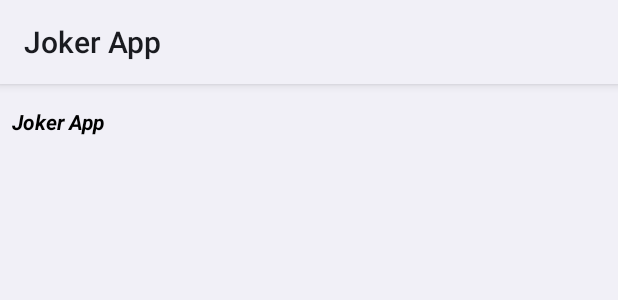
After one commit to derleymad/joker-app, an Android app: the layout item_category.xml on its own in the app's theme, with its tools: preview values and no code run, on a phone screen of 412 x 824 dp. The commit adds this screen. Shown: the top 300 px of the screen. Run offline under Robolectric (Android 15) with nearby library versions, the phone set to English and light mode, and no system bars.

Commit message:
adding group to recycler view

```diff
--- a/app/build.gradle
+++ b/app/build.gradle
@@ -51,6 +51,9 @@ dependencies {
     implementation("androidx.navigation:navigation-ui-ktx:$nav_version")
 
     //SPLASHSCREEN
-    implementation 'androidx.core:core-splashscreen:1.0.0-beta02'
+    implementation 'androidx.core:core-splashscreen:1.0.0'
+
+    //groupie
+    implementation "com.github.lisawray.groupie:groupie:2.9.0"
 
 }
--- /dev/null
+++ b/app/src/main/java/com/github/derleymad/jokerapp/model/Category.kt
@@ -0,0 +1,6 @@
+package com.github.derleymad.jokerapp.model
+
+data class Category (
+    val name: String,
+    val bgColor: Long
+    )
--- /dev/null
+++ b/app/src/main/res/layout/item_category.xml
@@ -0,0 +1,19 @@
+<?xml version="1.0" encoding="utf-8"?>
+<LinearLayout xmlns:android="http://schemas.android.com/apk/res/android"
+    xmlns:tools="http://schemas.android.com/tools"
+    android:id="@+id/container_category"
+    android:orientation="vertical"
+    android:gravity="center"
+    android:layout_width="match_parent"
+    android:layout_height="50dp">
+
+    <TextView
+        android:id="@+id/txt_category"
+        tools:text="@string/app_name"
+        android:layout_marginHorizontal="8dp"
+        android:textStyle="bold|italic"
+        android:textColor="@color/black"
+        android:layout_width="match_parent"
+        android:layout_height="wrap_content"/>
+
+</LinearLayout>
--- a/app/src/main/res/navigation/mobile_navigation.xml
+++ b/app/src/main/res/navigation/mobile_navigation.xml
@@ -7,7 +7,7 @@
 
     <fragment
         android:id="@+id/nav_home"
-        android:name="com.github.derleymad.jokerapp.HomeFragment"
+        android:name="com.github.derleymad.jokerapp.view.HomeFragment"
         android:label="@string/menu_home"
         tools:layout="@layout/fragment_home"
         />
--- a/settings.gradle
+++ b/settings.gradle
@@ -10,6 +10,7 @@ dependencyResolutionManagement {
     repositories {
         google()
         mavenCentral()
+        maven { url 'https://jitpack.io' }  // <--
     }
 }
 rootProject.name = "jokerapp"
```
Also changed, not shown: app/src/main/java/com/github/derleymad/jokerapp/HomeFragment.kt (deleted, +0 -17 lines), app/src/main/java/com/github/derleymad/jokerapp/view/CategoryItem.kt (added, +30 -0 lines), app/src/main/java/com/github/derleymad/jokerapp/view/HomeFragment.kt (added, +36 -0 lines), app/src/main/res/layout/fragment_home.xml (+9 -12 lines).
